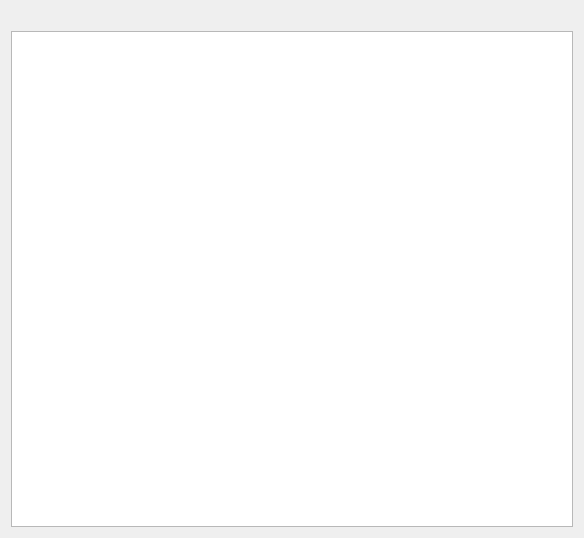
This is informationDialog.ui in NicetasMatthias/CP as Qt 5 draws it before an edit. The edited form follows.
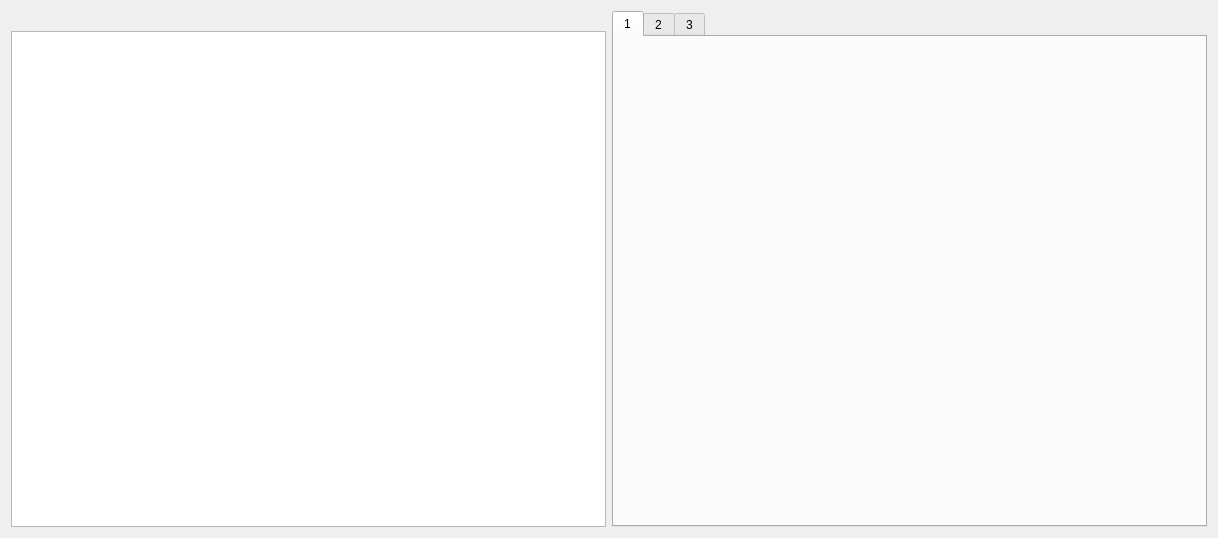
This is the edited form.

```diff
--- a/informationDialog.ui
+++ b/informationDialog.ui
@@ -6,7 +6,7 @@
    <rect>
     <x>0</x>
     <y>0</y>
-    <width>584</width>
+    <width>1218</width>
     <height>538</height>
    </rect>
   </property>
@@ -16,16 +16,79 @@
   <property name="modal">
    <bool>true</bool>
   </property>
-  <layout class="QVBoxLayout" name="verticalLayout">
+  <layout class="QHBoxLayout" name="horizontalLayout_2">
    <item>
-    <widget class="QLabel" name="InfoLabel">
-     <property name="text">
-      <string/>
-     </property>
-    </widget>
+    <layout class="QVBoxLayout" name="verticalLayout" stretch="0,1">
+     <item>
+      <widget class="QLabel" name="InfoLabel">
+       <property name="text">
+        <string/>
+       </property>
+      </widget>
+     </item>
+     <item>
+      <widget class="QTextBrowser" name="InfoTextBrowser"/>
+     </item>
+    </layout>
    </item>
    <item>
-    <widget class="QTextBrowser" name="InfoTextBrowser"/>
+    <layout class="QVBoxLayout" name="verticalLayout_2">
+     <item>
+      <widget class="QTabWidget" name="tabWidget">
+       <property name="sizePolicy">
+        <sizepolicy hsizetype="Expanding" vsizetype="Expanding">
+         <horstretch>0</horstretch>
+         <verstretch>0</verstretch>
+        </sizepolicy>
+       </property>
+       <property name="currentIndex">
+        <number>0</number>
+       </property>
+       <widget class="QWidget" name="tabWidgetPage1" native="true">
+        <attribute name="title">
+         <string>1</string>
+        </attribute>
+        <layout class="QVBoxLayout" name="verticalLayout_4" stretch="1">
+         <item>
+          <widget class="QLabel" name="labelPic1">
+           <property name="text">
+            <string/>
+           </property>
+          </widget>
+         </item>
+        </layout>
+       </widget>
+       <widget class="QWidget" name="tabWidgetPage2" native="true">
+        <attribute name="title">
+         <string>2</string>
+        </attribute>
+        <layout class="QVBoxLayout" name="verticalLayout_5" stretch="1">
+         <item>
+          <widget class="QLabel" name="labelPic2">
+           <property name="text">
+            <string/>
+           </property>
+          </widget>
+         </item>
+        </layout>
+       </widget>
+       <widget class="QWidget" name="tabWidgetPage3" native="true">
+        <attribute name="title">
+         <string>3</string>
+        </attribute>
+        <layout class="QVBoxLayout" name="verticalLayout_3" stretch="1">
+         <item>
+          <widget class="QLabel" name="labelPic3">
+           <property name="text">
+            <string/>
+           </property>
+          </widget>
+         </item>
+        </layout>
+       </widget>
+      </widget>
+     </item>
+    </layout>
    </item>
   </layout>
  </widget>
```
